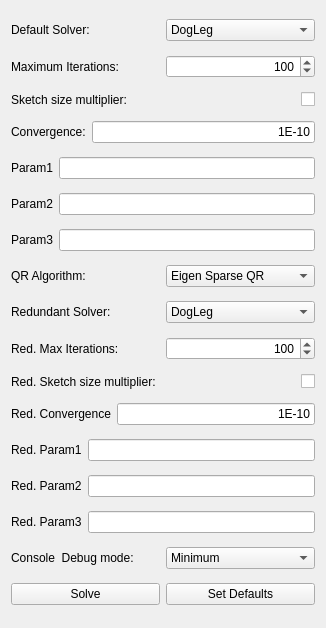
Qt form src/Mod/Sketcher/Gui/TaskSketcherSolverAdvanced.ui (berndhahnebach/All_FreeCAD) before a commit.
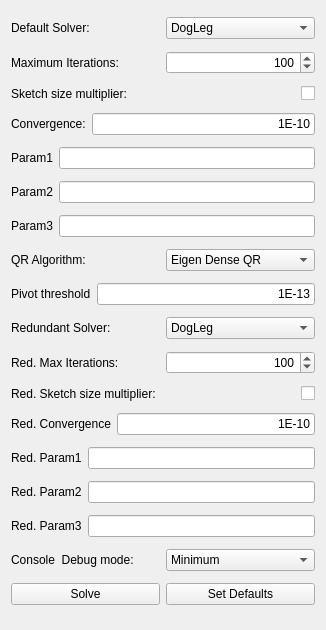
The same form after that commit. Custom widgets are drawn as their Qt base class.

Commit message:
Sketcher: Solver Advanced Control: New Param: QR Pivot Threshold
================================================================

A new parameter added to the form in order to control how low a value should be
to be considered zero (how high a value shall be to be accounted for in rank calculation)

Debug for QR pivot threshold is also added.

What changed in the file:
```diff
--- a/src/Mod/Sketcher/Gui/TaskSketcherSolverAdvanced.ui
+++ b/src/Mod/Sketcher/Gui/TaskSketcherSolverAdvanced.ui
@@ -7,7 +7,7 @@
     <x>0</x>
     <y>0</y>
     <width>326</width>
-    <height>628</height>
+    <height>630</height>
    </rect>
   </property>
   <property name="windowTitle">
@@ -245,7 +245,7 @@
      <item>
       <widget class="Gui::PrefComboBox" name="comboBoxQRMethod">
        <property name="currentIndex">
-        <number>1</number>
+        <number>0</number>
        </property>
        <property name="prefEntry" stdset="0">
         <cstring>QRMethod</cstring>
@@ -267,6 +267,33 @@
      </item>
     </layout>
    </item>
+   <item>
+    <layout class="QHBoxLayout" name="horizontalLayout_18">
+     <item>
+      <widget class="QLabel" name="labelPivotThreshold">
+       <property name="text">
+        <string>Pivot threshold</string>
+       </property>
+      </widget>
+     </item>
+     <item>
+      <widget class="Gui::PrefLineEdit" name="lineEditQRPivotThreshold">
+       <property name="text">
+        <string>1E-13</string>
+       </property>
+       <property name="alignment">
+        <set>Qt::AlignRight|Qt::AlignTrailing|Qt::AlignVCenter</set>
+       </property>
+       <property name="prefEntry" stdset="0">
+        <cstring>QRPivotThreshold</cstring>
+       </property>
+       <property name="prefPath" stdset="0">
+        <cstring>Mod/Sketcher/SolverAdvanced</cstring>
+       </property>
+      </widget>
+     </item>
+    </layout>
+   </item>
    <item>
     <layout class="QHBoxLayout" name="horizontalLayout_5">
      <item>
```
The commit also changes 5 other files.
